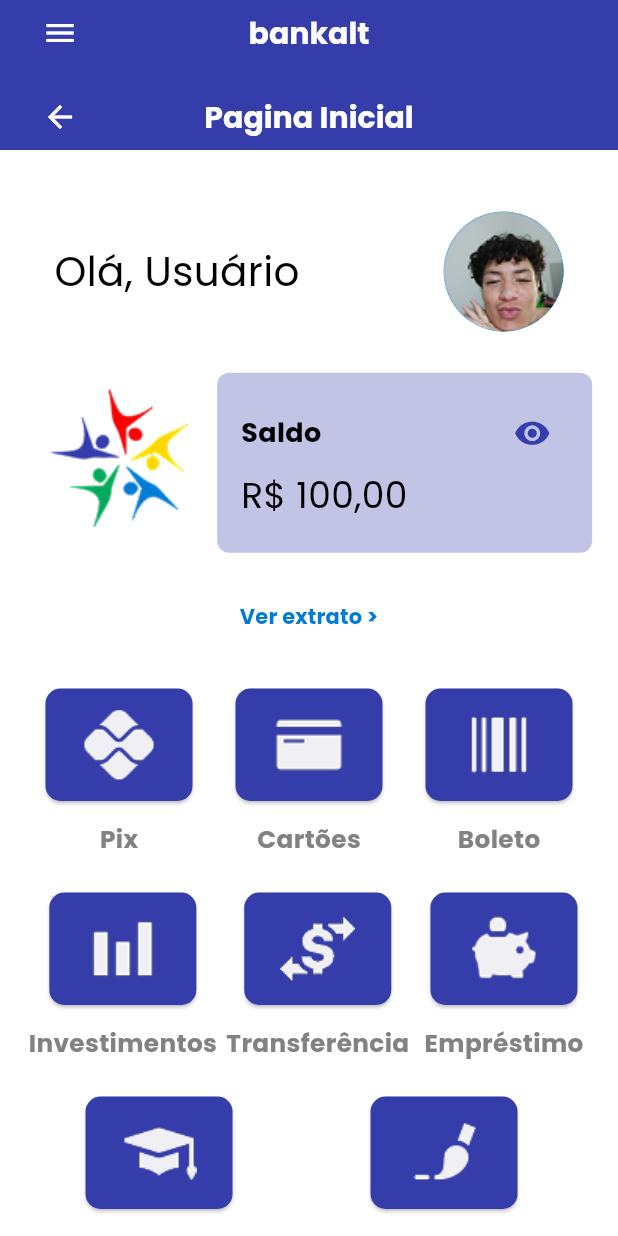
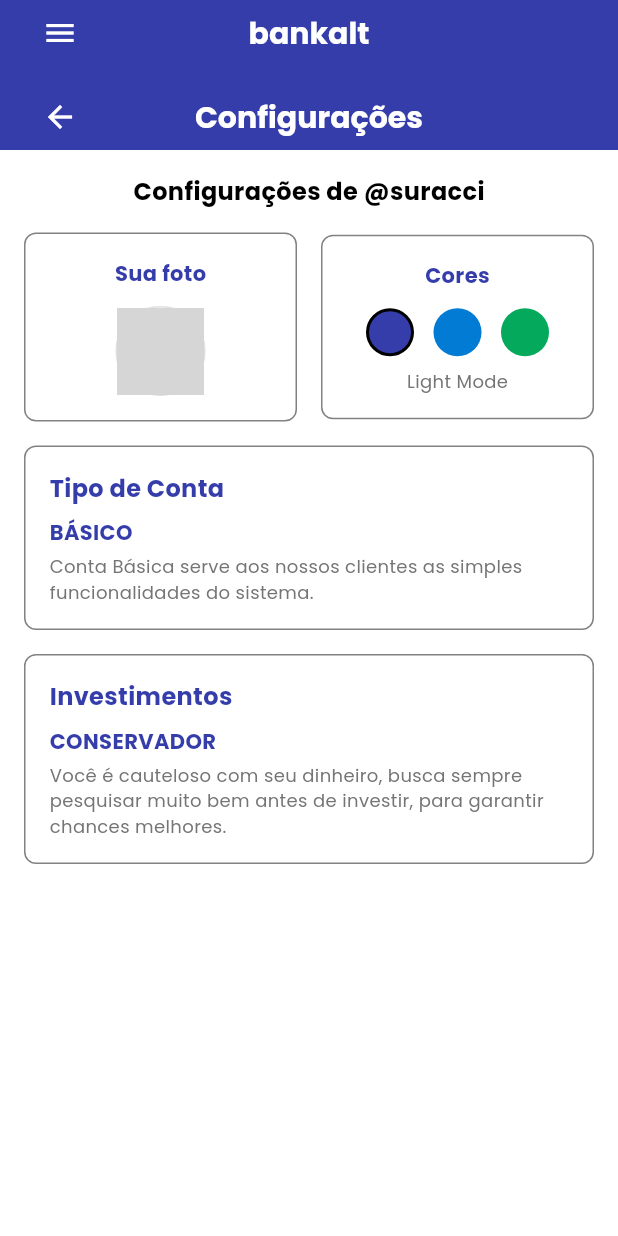
Before and after one commit to BankaltOficial/Mobile, a Flutter app: the screen it shows after launch, on a phone screen of 412 x 824 dp. Run offline on Flutter 3.47's test engine with Material 3 defaults, Android fonts, the phone set to English and light mode, and no system bars; our stand-ins replace flutter_colorpicker, flutter_masked_text2, flutter_tts, mask_text_input_formatter, qr_flutter, share_plus and 1 more; accounts and stored records are empty; grey boxes are pictures that could not be loaded.

Commit message:
configuracao v4

```diff
--- a/lib/components/Drawer.dart
+++ b/lib/components/Drawer.dart
@@ -1,4 +1,5 @@
 import 'package:flutter/material.dart';
+import 'package:flutter_application_1/pages/ConfiguracaoScreen.dart';
 import 'package:flutter_application_1/pages/EmprestimoScreen.dart';
 import 'package:flutter_application_1/pages/InicialScreen.dart';
 import 'package:flutter_application_1/pages/InvestimentoScreen.dart';
@@ -193,7 +194,10 @@ class CustomDrawer extends StatelessWidget {
                       icon: Icons.settings_outlined,
                       title: 'Configurações',
                       onTap: () {
-                        // Navigator para configurações
+                        Navigator.pushReplacement(
+                            context,
+                            MaterialPageRoute(
+                                builder: (context) => ConfiguracaoScreen()));
                       },
                     ),
 
--- a/lib/main.dart
+++ b/lib/main.dart
@@ -1,6 +1,7 @@
 // ignore_for_file: unused_import, prefer_const_constructors
 import 'package:flutter/material.dart';
 import 'package:flutter_application_1/pages/BoletoScreen.dart';
+import 'package:flutter_application_1/pages/ConfiguracaoScreen.dart';
 import 'package:flutter_application_1/pages/EmprestimoScreen.dart';
 import 'package:flutter_application_1/pages/CardsScreen.dart';
 import 'package:flutter_application_1/pages/DescricaoScreen.dart';
@@ -64,7 +65,7 @@ class MyApp extends StatelessWidget {
               foregroundColor: AppColors.mainWhite,
             ),
           ),
-          home: InicialScreen(),
+          home: ConfiguracaoScreen(),
         );
       },
     );
--- /dev/null
+++ b/lib/pages/ConfiguracaoScreen.dart
@@ -0,0 +1,258 @@
+// ignore_for_file: unused_local_variable, file_names, use_key_in_widget_constructors, library_private_types_in_public_api, prefer_const_constructors
+
+import 'package:flutter/material.dart';
+import 'package:flutter_application_1/components/AppBar.dart';
+import 'package:flutter_application_1/components/Drawer.dart';
+import 'package:flutter_application_1/pages/InicialScreen.dart';
+import 'package:flutter_application_1/service/Colors.dart';
+import 'package:flutter_application_1/service/ColorsProvider.dart';
+import 'package:provider/provider.dart';
+
+class ConfiguracaoScreen extends StatefulWidget {
+  @override
+  _ConfiguracaoScreenState createState() => _ConfiguracaoScreenState();
+}
+
+class _ConfiguracaoScreenState extends State<ConfiguracaoScreen> {
+  int selectedColorIndex = 0;
+
+  final List<Color> themeColors = [
+    AppColors.main,
+    AppColors.secondary,
+    AppColors.tertiary,
+  ];
+
+  @override
+  Widget build(BuildContext context) {
+    GlobalKey<ScaffoldState> _scaffoldKey = GlobalKey<ScaffoldState>();
+    final colors = Provider.of<ColorProvider>(context);
+
+    return Scaffold(
+      backgroundColor: AppColors.theme,
+      appBar: CustomAppBar(
+          title: 'Configurações',
+          scaffoldKey: _scaffoldKey,
+          onBackPressed: () {
+            Navigator.pushReplacement(
+              context,
+              MaterialPageRoute(
+                builder: (context) => const InicialScreen(),
+              ),
+            );
+          }),
+          drawer: CustomDrawer(),
+      body: SingleChildScrollView(
+        padding: EdgeInsets.all(16),
+        child: Column(
+          crossAxisAlignment: CrossAxisAlignment.start,
+          children: [
+            Align(
+            alignment: Alignment.center,
+            child: Text(
+              'Configurações de @suracci',
+              style: TextStyle(
+                fontSize: 16,
+                fontWeight: FontWeight.w600,
+                color: AppColors.invertMode,
+              ),
+            ),
+            ),
+            SizedBox(height: 16),
+
+            Row(
+              children: [
+                Expanded(
+                  child: Container(
+                    padding: EdgeInsets.all(16),
+                    decoration: BoxDecoration(
+                      color: AppColors.mainWhite,
+                      borderRadius: BorderRadius.circular(8),
+                      border: Border.all(color: AppColors.invertModeGray, width: 1),
+                    ),
+                    child: Column(
+                      children: [
+                        Text(
+                          'Sua foto',
+                          style: TextStyle(
+                            fontSize: 14,
+                            fontWeight: FontWeight.w600,
+                            color: AppColors.main,
+                          ),
+                        ),
+                        SizedBox(height: 12),
+                        Container(
+                          width: 60,
+                          height: 60,
+                          decoration: BoxDecoration(
+                            shape: BoxShape.circle,
+                            border: Border.all(color: Colors.grey.shade300),
+                          ),
+                          child: ClipOval(
+                            child: Image.asset(
+                              'assets/user_photo.jpg', // Substitua pelo caminho da sua imagem
+                              fit: BoxFit.cover,
+                              errorBuilder: (context, error, stackTrace) {
+                                return Container(
+                                  color: Colors.grey.shade200,
+                                  child: Icon(
+                                    Icons.person,
+                                    size: 30,
+                                    color: Colors.grey.shade600,
+                                  ),
+                                );
+                              },
+                            ),
+                          ),
+                        ),
+                      ],
+                    ),
+                  ),
+                ),
+                SizedBox(width: 16),
+
+                Expanded(
+                  child: Container(
+                    padding: EdgeInsets.all(16),
+                    decoration: BoxDecoration(
+                      color: AppColors.mainWhite,
+                      borderRadius: BorderRadius.circular(8),
+                      border: Border.all(color: AppColors.invertModeGray, width: 1),
+                    ),
+                    child: Column(
+                      children: [
+                        Text(
+                          'Cores',
+                          style: TextStyle(
+                            fontSize: 14,
+                            fontWeight: FontWeight.w600,
+                            color: AppColors.main,
+                          ),
+                        ),
+                        SizedBox(height: 12),
+                        Row(
+                          mainAxisAlignment: MainAxisAlignment.spaceEvenly,
+                          children: List.generate(3, (index) {
+                            return GestureDetector(
+                              onTap: () {
+                                setState(() {
+                                  selectedColorIndex = index;
+                                });
+                              },
+                              child: Container(
+                                width: 32,
+                                height: 32,
+                                decoration: BoxDecoration(
+                                  color: themeColors[index],
+                                  shape: BoxShape.circle,
+                                  border: selectedColorIndex == index
+                                      ? Border.all(color: AppColors.mainBlack, width: 2)
+                                      : null,
+                                ),
+                              ),
+                            );
+                          }),
+                        ),
+                        SizedBox(height: 8),
+                        Text(
+                          'Light Mode',
+                          style: TextStyle(
+                            fontSize: 12,
+                            color: Colors.grey.shade600,
+                          ),
+                        ),
+                      ],
+                    ),
+                  ),
+                ),
+              ],
+            ),
+            SizedBox(height: 16),
+
+            Container(
+              width: double.infinity,
+              padding: EdgeInsets.all(16),
+              decoration: BoxDecoration(
+                color: Colors.white,
+                borderRadius: BorderRadius.circular(8),
+                border: Border.all(color: AppColors.invertModeGray, width: 1),
+              ),
+              child: Column(
+                crossAxisAlignment: CrossAxisAlignment.start,
+                children: [
+                  Text(
+                    'Tipo de Conta',
+                    style: TextStyle(
+                      fontSize: 16,
+                      fontWeight: FontWeight.w600,
+                      color: AppColors.main,
+                    ),
+                  ),
+                  SizedBox(height: 8),
+                  Text(
+                    'BÁSICO',
+                    style: TextStyle(
+                      fontSize: 14,
+                      fontWeight: FontWeight.bold,
+                      color: AppColors.main,
+                    ),
+                  ),
+                  SizedBox(height: 4),
+                  Text(
+                    'Conta Básica serve aos nossos clientes as simples funcionalidades do sistema.',
+                    style: TextStyle(
+                      fontSize: 12,
+                      color: Colors.grey.shade600,
+                      height: 1.4,
+                    ),
+                  ),
+                ],
+              ),
+            ),
+            SizedBox(height: 16),
+
+            Container(
+              width: double.infinity,
+              padding: EdgeInsets.all(16),
+              decoration: BoxDecoration(
+                color: AppColors.mainWhite,
+                borderRadius: BorderRadius.circular(8),
+                border: Border.all(color: AppColors.invertModeGray, width: 1),
+              ),
+              child: Column(
+                crossAxisAlignment: CrossAxisAlignment.start,
+                children: [
+                  Text(
+                    'Investimentos',
+                    style: TextStyle(
+                      fontSize: 16,
+                      fontWeight: FontWeight.w600,
+                      color: AppColors.main,
+                    ),
+                  ),
+                  SizedBox(height: 8),
+                  Text(
+                    'CONSERVADOR',
+                    style: TextStyle(
+                      fontSize: 14,
+                      fontWeight: FontWeight.bold,
+                      color: AppColors.main,
+                    ),
+                  ),
+                  SizedBox(height: 4),
+                  Text(
+                    'Você é cauteloso com seu dinheiro, busca sempre pesquisar muito bem antes de investir, para garantir chances melhores.',
+                    style: TextStyle(
+                      fontSize: 12,
+                      color: Colors.grey.shade600,
+                      height: 1.4,
+                    ),
+                  ),
+                ],
+              ),
+            ),
+          ],
+        ),
+      ),
+    );
+  }
+}
```
